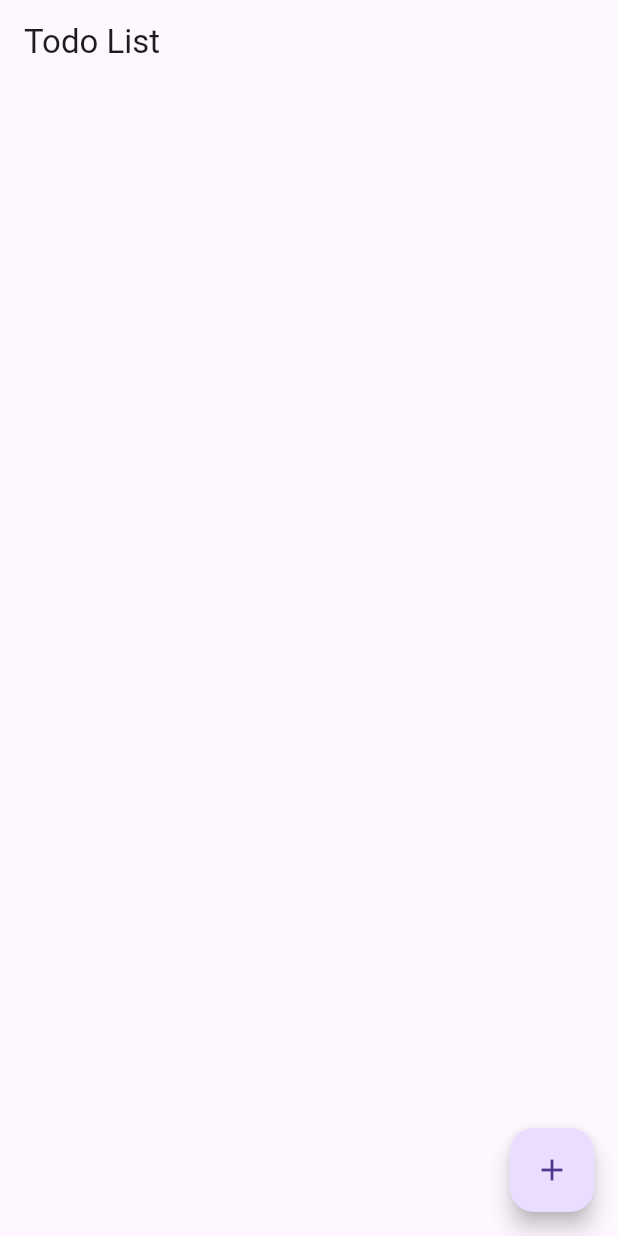
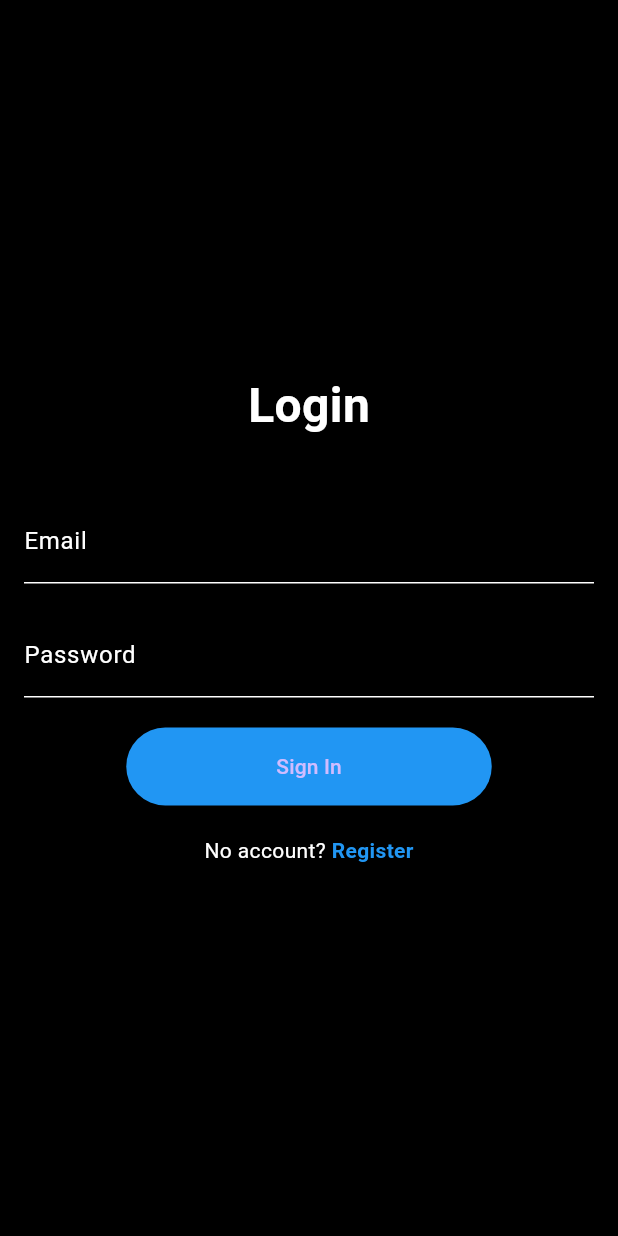
Before and after one commit to shrabanti722/todo_firebase, a Flutter app: the screen it shows after launch, on a phone screen of 412 x 824 dp. Run offline on Flutter 3.47's test engine with Material 3 defaults, Android fonts, the phone set to English and light mode, and no system bars; our stand-ins replace cloud_firestore, firebase_auth, firebase_core, flutter_riverpod, fluttertoast, freezed_annotation and 2 more; accounts and stored records are empty; generated files the repository leaves out were written again.

Commit message:
added reordering, selection mode, bottomsheet. changed theme.

```diff
--- a/lib/main.dart
+++ b/lib/main.dart
@@ -17,7 +17,19 @@ class MyApp extends StatelessWidget {
      return MaterialApp.router(
       routerConfig: AppRouter.router,
       debugShowCheckedModeBanner: false,
-      theme: ThemeData(primarySwatch: Colors.indigo),
+      theme: ThemeData.dark().copyWith(
+        scaffoldBackgroundColor: Colors.black,
+        primaryColor: Colors.indigo,
+        appBarTheme: const AppBarTheme(
+          backgroundColor: Colors.black,
+          iconTheme: IconThemeData(color: Colors.white),
+          titleTextStyle: TextStyle(color: Colors.white, fontSize: 20),
+        ),
+        textTheme: const TextTheme(
+          bodyMedium: TextStyle(color: Colors.white),
+          titleLarge: TextStyle(color: Colors.white),
+        ),
+      ),
     );
   }
 }
--- a/lib/models/todo.dart
+++ b/lib/models/todo.dart
@@ -9,6 +9,8 @@ class Todo with _$Todo {
     required String? id,
     required String title,
     required String description,
+    required int order,
+    @Default(false) bool selected,
   }) = _Todo;
 
   factory Todo.fromJson(Map<String, dynamic> json) => _$TodoFromJson(json);
--- a/lib/router/app_router.dart
+++ b/lib/router/app_router.dart
@@ -1,6 +1,8 @@
 import 'package:go_router/go_router.dart';
+import 'package:todo/screens/login_page.dart';
 import '../screens/todo_list_screen.dart';
 import '../screens/todo_details_screen.dart';
+import '../screens/sign_up_page.dart';
 
 class AppRouter {
   static final GoRouter router = GoRouter(
@@ -17,6 +19,14 @@ class AppRouter {
           return TodoDetailScreen(todoId: todoId);
         },
       ),
+      GoRoute(
+        path: '/signup',
+        builder: (context, state) => SignUpPage(),
+      ),
+      GoRoute(
+        path: '/login',
+        builder: (context, state) => LoginScreen(),
+      ),
     ],
   );
 }
--- /dev/null
+++ b/lib/screens/login_page.dart
@@ -0,0 +1,134 @@
+import 'package:flutter/material.dart';
+import 'package:firebase_auth/firebase_auth.dart';
+import 'package:fluttertoast/fluttertoast.dart';
+import 'package:go_router/go_router.dart';
+
+class LoginScreen extends StatelessWidget {
+  final FirebaseAuth _firebaseAuth = FirebaseAuth.instance;
+  final GlobalKey<FormState> _formKey = GlobalKey<FormState>();
+
+  final TextEditingController emailController = TextEditingController();
+  final TextEditingController passwordController = TextEditingController();
+
+  LoginScreen({super.key});
+
+  @override
+  Widget build(BuildContext context) {
+    return Scaffold(
+      backgroundColor: Colors.black,
+      body: Center(
+        child: Padding(
+          padding: const EdgeInsets.all(16.0),
+          child: Form(
+            key: _formKey,
+            child: Column(
+              mainAxisAlignment: MainAxisAlignment.center,
+              children: [
+                const Text(
+                  'Login',
+                  style: TextStyle(
+                    fontSize: 32,
+                    fontWeight: FontWeight.bold,
+                    color: Colors.white,
+                  ),
+                ),
+                const SizedBox(height: 40),
+                TextFormField(
+                  controller: emailController,
+                  decoration: const InputDecoration(
+                    labelText: 'Email',
+                    labelStyle: TextStyle(color: Colors.white),
+                    enabledBorder: UnderlineInputBorder(
+                      borderSide: BorderSide(color: Colors.white),
+                    ),
+                    focusedBorder: UnderlineInputBorder(
+                      borderSide: BorderSide(color: Colors.blue),
+                    ),
+                  ),
+                  validator: (value) {
+                    if (value == null || value.isEmpty) {
+                      return 'Please enter your email';
+                    }
+                    return null;
+                  },
+                  style: const TextStyle(color: Colors.white),
+                ),
+                const SizedBox(height: 20),
+                TextFormField(
+                  controller: passwordController,
+                  decoration: const InputDecoration(
+                    labelText: 'Password',
+                    labelStyle: TextStyle(color: Colors.white),
+                    enabledBorder: UnderlineInputBorder(
+                      borderSide: BorderSide(color: Colors.white),
+                    ),
+                    focusedBorder: UnderlineInputBorder(
+                      borderSide: BorderSide(color: Colors.blue),
+                    ),
+                  ),
+                  obscureText: true,
+                  validator: (value) {
+                    if (value == null || value.isEmpty) {
+                      return 'Please enter your password';
+                    }
+                    return null;
+                  },
+                  style: const TextStyle(color: Colors.white),
+                ),
+                const SizedBox(height: 20),
+                ElevatedButton(
+                  onPressed: () async {
+                    if (_formKey.currentState!.validate()) {
+                      await loginUser(context);
+                    }
+                  },
+                  style: ElevatedButton.styleFrom(
+                    backgroundColor: Colors.blue,
+                    padding: const EdgeInsets.symmetric(horizontal: 100, vertical: 16),
+                  ),
+                  child: const Text('Sign In'),
+                ),
+                const SizedBox(height: 20),
+                Row(
+                  mainAxisAlignment: MainAxisAlignment.center,
+                  children: [
+                    const Text('No account? ', style: TextStyle(color: Colors.white)),
+                    GestureDetector(
+                      onTap: () {
+                        GoRouter.of(context).go('/signup');
+                      },
+                      child: const Text(
+                        'Register',
+                        style: TextStyle(
+                          color: Colors.blue,
+                          fontWeight: FontWeight.bold,
+                        ),
+                      ),
+                    ),
+                  ],
+                ),
+              ],
+            ),
+          ),
+        ),
+      ),
+    );
+  }
+
+  Future<void> loginUser(BuildContext context) async {
+    String message = '';
+    try {
+      await _firebaseAuth.signInWithEmailAndPassword(
+        email: emailController.text.trim(),
+        password: passwordController.text.trim(),
+      );
+      if (!context.mounted) return;
+      GoRouter.of(context).go('/');
+    } on FirebaseAuthException catch (e) {
+      message = e.code == 'invalid-email' ? 'Invalid email.' : 'Login failed.';
+      Fluttertoast.showToast(msg: message, toastLength: Toast.LENGTH_LONG);
+    } catch (e) {
+      Fluttertoast.showToast(msg: "Failed: $e", toastLength: Toast.LENGTH_LONG);
+    }
+  }
+}
--- a/lib/screens/todo_details_screen.dart
+++ b/lib/screens/todo_details_screen.dart
@@ -1,6 +1,8 @@
 import 'package:flutter/material.dart';
 import 'package:flutter_riverpod/flutter_riverpod.dart';
 import '../providers/todo_provider.dart';
+import 'package:firebase_auth/firebase_auth.dart';
+import 'package:go_router/go_router.dart';
 
 class TodoDetailScreen extends ConsumerWidget {
   final String todoId;
@@ -15,12 +17,23 @@ class TodoDetailScreen extends ConsumerWidget {
 
     return Scaffold(
       appBar: AppBar(
-        title: Text(todo.title),
+        title: Text(todo.title, style: const TextStyle(color: Colors.white)),
         automaticallyImplyLeading: true,
+        actions: [
+          IconButton(
+            icon: const Icon(Icons.logout),
+            onPressed: () async {
+              await FirebaseAuth.instance.signOut();
+              if (context.mounted) {
+                GoRouter.of(context).go('/login');
+              }
+            },
+          ),
+        ],
       ),
       body: Padding(
         padding: const EdgeInsets.all(16.0),
-        child: Text(todo.description),
+        child: Text(todo.description, style: const TextStyle(color: Colors.white)),
       ),
     );
   }
--- a/pubspec.yaml
+++ b/pubspec.yaml
@@ -42,6 +42,8 @@ dependencies:
   riverpod_annotation: ^2.3.5
   freezed_annotation: ^2.4.4
   json_annotation: ^4.9.0
+  firebase_auth: ^5.3.0
+  fluttertoast: ^8.2.8
 
 dev_dependencies:
   flutter_test:
```
Also changed, not shown: lib/providers/todo_provider.dart (+97 -8 lines), lib/providers/user_provider.dart (added, +18 -0 lines), lib/screens/sign_up_page.dart (added, +159 -0 lines), lib/screens/todo_list_screen.dart (+125 -24 lines), lib/models/todo.freezed.dart, lib/models/todo.g.dart, lib/providers/user_provider.g.dart, pubspec.lock, 4 other files.
